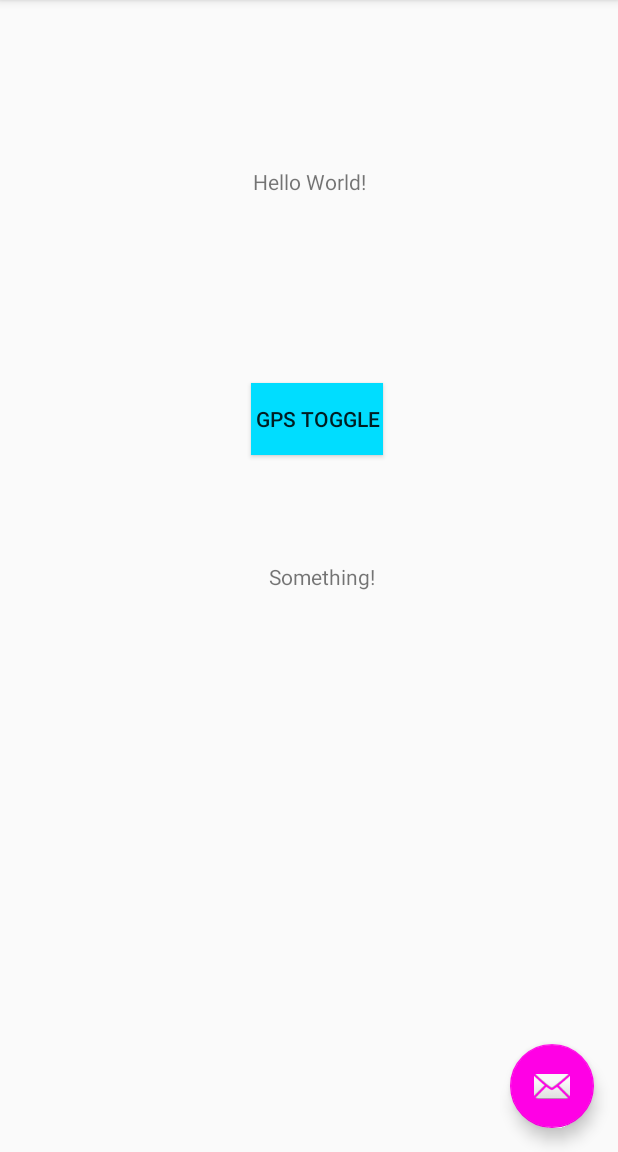
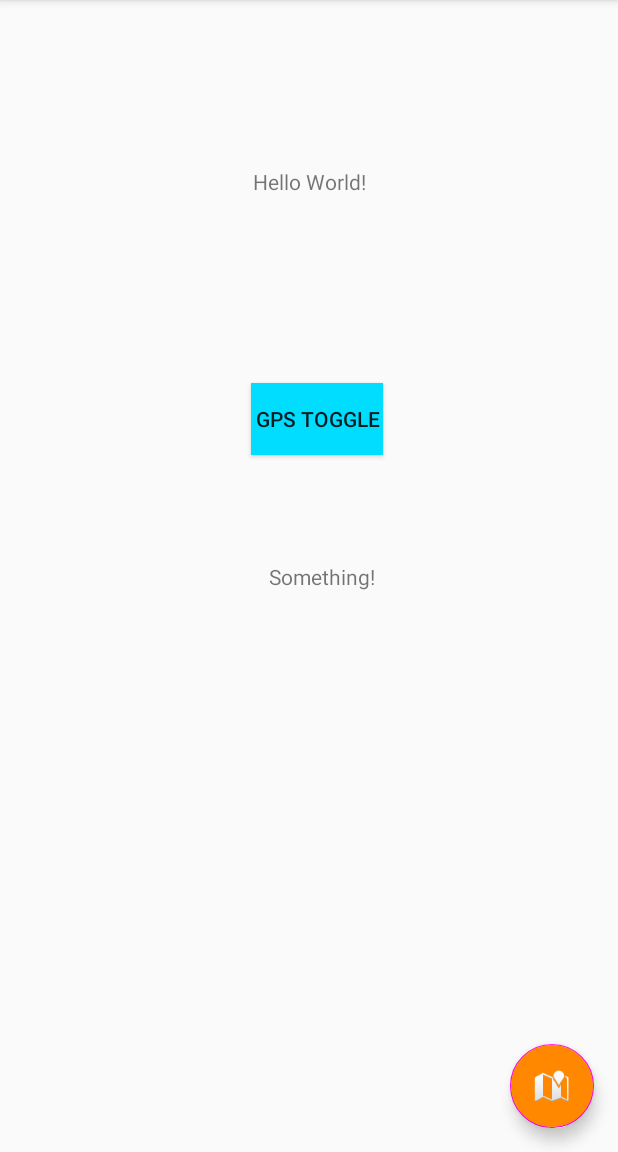
Before and after one commit to sjm161/GPS-Battery-Saving-Project-CS-1980, an Android app: the screen it shows after launch (MainActivity), on a phone screen of 412 x 824 dp, the part 84-1236 px from its top. Run offline under Robolectric (Android 15) with nearby library versions, the phone set to English and light mode, and no system bars.

Commit message:
Adjusted the button looks

```diff
--- a/Android_Studio_Project/app/src/main/java/com/gps/gpsoptimizationproject/MapsActivity.java
+++ b/Android_Studio_Project/app/src/main/java/com/gps/gpsoptimizationproject/MapsActivity.java
@@ -63,6 +63,7 @@ public class MapsActivity extends FragmentActivity implements OnMapReadyCallback
 
         try {
             //LocM.requestSingleUpdate(LocationManager.GPS_PROVIDER, null);
+            LocM.requestLocationUpdates(LocationManager.GPS_PROVIDER, 1000, 0, newlistener);
         } catch (SecurityException e){
             velocitydisplay.setText(e.getMessage());
         }
--- a/Android_Studio_Project/app/src/main/res/layout/activity_main.xml
+++ b/Android_Studio_Project/app/src/main/res/layout/activity_main.xml
@@ -26,7 +26,8 @@
         android:layout_height="wrap_content"
         android:layout_gravity="bottom|end"
         android:layout_margin="@dimen/fab_margin"
-        app:srcCompat="@android:drawable/ic_dialog_email" />
+        android:backgroundTint="@android:color/holo_orange_dark"
+        app:srcCompat="@android:drawable/ic_dialog_map" />
 
     <include layout="@layout/content_main" />
 
--- a/Android_Studio_Project/app/src/main/res/layout/activity_maps.xml
+++ b/Android_Studio_Project/app/src/main/res/layout/activity_maps.xml
@@ -33,5 +33,6 @@
         android:layout_height="wrap_content"
         android:layout_gravity="bottom|end"
         android:layout_margin="@dimen/fab_margin"
-        map:srcCompat="@android:drawable/ic_dialog_email" />
+        android:backgroundTint="@android:color/holo_purple"
+        map:srcCompat="@android:drawable/ic_menu_compass" />
 </fragment>
```
Also changed, not shown: Android_Studio_Project/app/src/main/res/drawable/ic_donut_small_black_24dp.xml (added, +13 -0 lines).
